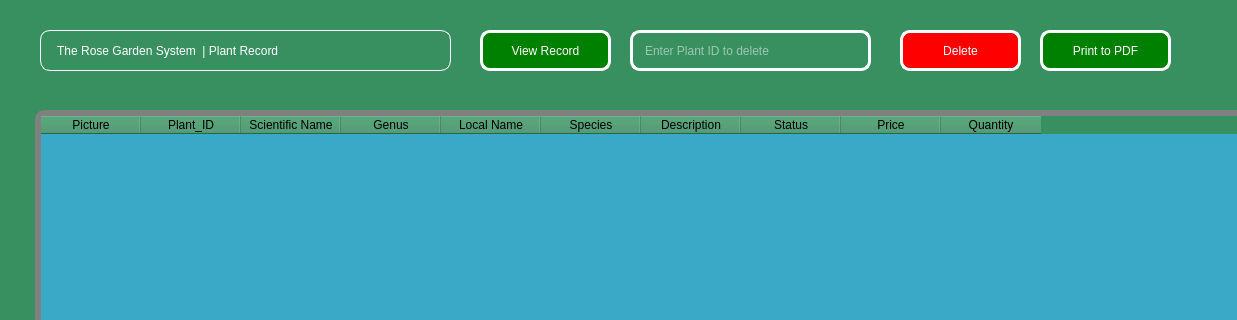
This is viewplants.ui in Rabsoninnora/RoseGardenPlantCareSystem as Qt 5 draws it before an edit; both pictures show x 0 to 1237 and y 0 to 320 of the 1495 by 741 pixel window. The edited form follows.
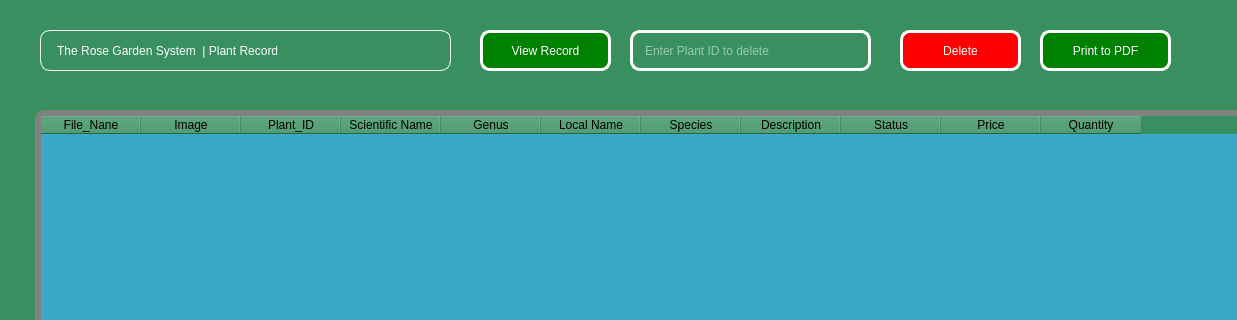
This is the edited form. Icons and pictures are not drawn.

Commit message: modified search species ui and source file

Patch:
```diff
--- a/viewplants.ui
+++ b/viewplants.ui
@@ -148,7 +148,12 @@
    </property>
    <column>
     <property name="text">
-     <string>Picture</string>
+     <string>File_Nane</string>
+    </property>
+   </column>
+   <column>
+    <property name="text">
+     <string>Image</string>
     </property>
    </column>
    <column>
```
The commit also changes 7 other files.
